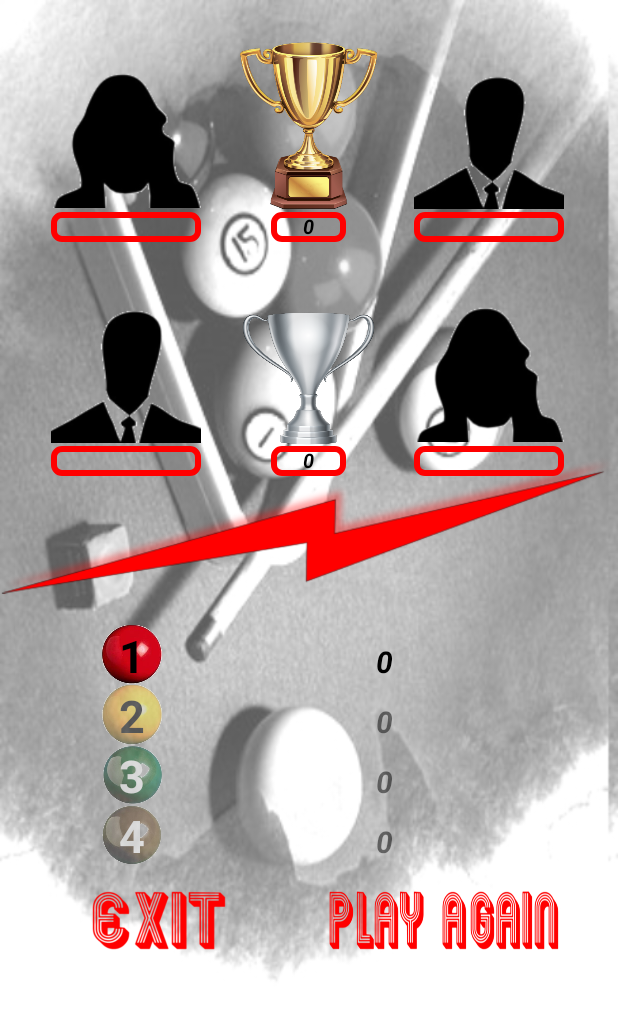
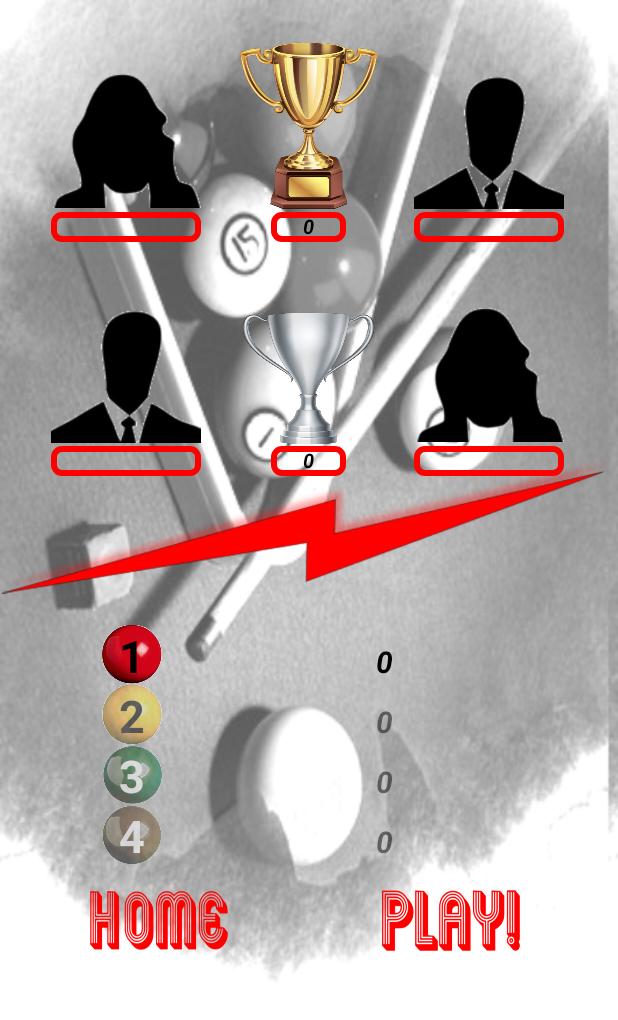
Before and after one commit to jokLiu/SnookerScoreTracker, an Android app: the EndFrameMultiActivity screen opened directly, with no data from a screen before it, on a phone screen of 412 x 824 dp. Shown: the top 1020 px of the screen. Run offline under Robolectric (Android 15) with nearby library versions, the phone set to English and light mode, and no system bars.

Commit message:
buttons changed

```diff
--- a/app/src/main/java/com/example/jokubas/snookertracker_1601768/EndFrameMultiActivity.java
+++ b/app/src/main/java/com/example/jokubas/snookertracker_1601768/EndFrameMultiActivity.java
@@ -146,11 +146,9 @@ public class EndFrameMultiActivity extends AppCompatActivity {
         exit.setOnClickListener(new View.OnClickListener() {
             @Override
             public void onClick(View view) {
-                finish();
-                Intent exitIntent = new Intent(Intent.ACTION_MAIN);
-                exitIntent.addCategory(Intent.CATEGORY_HOME);
-                exitIntent.setFlags(Intent.FLAG_ACTIVITY_NEW_TASK);
+                Intent exitIntent = new Intent(EndFrameMultiActivity.this, PlayersSelectionActivity.class);
                 startActivity(exitIntent);
+
             }
         });
 
--- a/app/src/main/java/com/example/jokubas/snookertracker_1601768/EndFrameSingleActivity.java
+++ b/app/src/main/java/com/example/jokubas/snookertracker_1601768/EndFrameSingleActivity.java
@@ -105,14 +105,10 @@ public class EndFrameSingleActivity extends AppCompatActivity {
         exit.setOnClickListener(new View.OnClickListener() {
             @Override
             public void onClick(View view) {
-                finish();
-                Intent exitIntent = new Intent(Intent.ACTION_MAIN);
-                exitIntent.addCategory(Intent.CATEGORY_HOME);
-                exitIntent.setFlags(Intent.FLAG_ACTIVITY_NEW_TASK);
+                Intent exitIntent = new Intent(EndFrameSingleActivity.this, PlayersSelectionActivity.class);
                 startActivity(exitIntent);
             }
         });
-
 
     }
 
--- a/app/src/main/res/drawable/exit_selector.xml
+++ b/app/src/main/res/drawable/exit_selector.xml
@@ -1,6 +1,6 @@
 <?xml version="1.0" encoding="utf-8"?>
 <selector xmlns:android="http://schemas.android.com/apk/res/android">
     <item android:state_pressed="true"
-        android:drawable="@drawable/exit_2" />
-    <item android:drawable="@drawable/exit_1" />
+        android:drawable="@drawable/home2" />
+    <item android:drawable="@drawable/home" />
 </selector>
--- a/app/src/main/res/drawable/play_again_selector.xml
+++ /dev/null
@@ -1,6 +0,0 @@
-<?xml version="1.0" encoding="utf-8"?>
-<selector xmlns:android="http://schemas.android.com/apk/res/android">
-    <item android:state_pressed="true"
-        android:drawable="@drawable/play_again_2" />
-    <item android:drawable="@drawable/play_again_1" />
-</selector>
--- a/app/src/main/res/layout/activity_end_frame_multi.xml
+++ b/app/src/main/res/layout/activity_end_frame_multi.xml
@@ -314,12 +314,12 @@
 
     <Button
         android:id="@+id/play_again2"
-        android:layout_width="160dp"
+        android:layout_width="100dp"
         android:layout_height="50dp"
-        android:layout_alignBottom="@+id/exit_button2"
-        android:layout_alignEnd="@+id/p4t2_name"
-        android:background="@drawable/play_again_selector"
-        android:onClick="onClickPlayAgain"/>
+        android:layout_alignStart="@+id/place4_score"
+        android:layout_alignTop="@+id/exit_button2"
+        android:background="@drawable/play_selector"
+        android:onClick="onClickPlayAgain" />
 
 
 </RelativeLayout>
```
Also changed, not shown: app/src/main/res/layout/activity_end_frame_single.xml (+6 -5 lines), app/src/main/res/layout/activity_main_game.xml (+15 -15 lines), app/src/main/res/layout/activity_main_game_multi.xml (+22 -22 lines), app/src/main/res/values/strings.xml (+8 -0 lines), app/src/main/res/drawable/exit_1.png (deleted), app/src/main/res/drawable/exit_2.png (deleted), app/src/main/res/drawable/home.png (added), app/src/main/res/drawable/home2.png (added), app/src/main/res/drawable/play_again_1.png (deleted), app/src/main/res/drawable/play_again_2.png (deleted).
